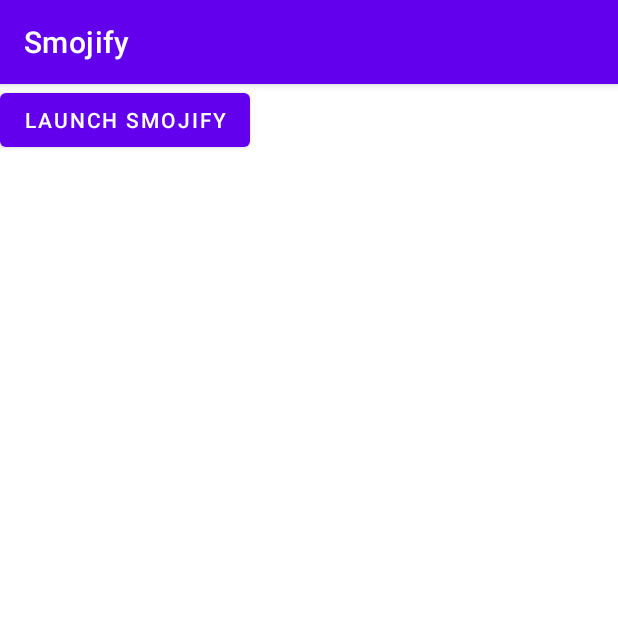
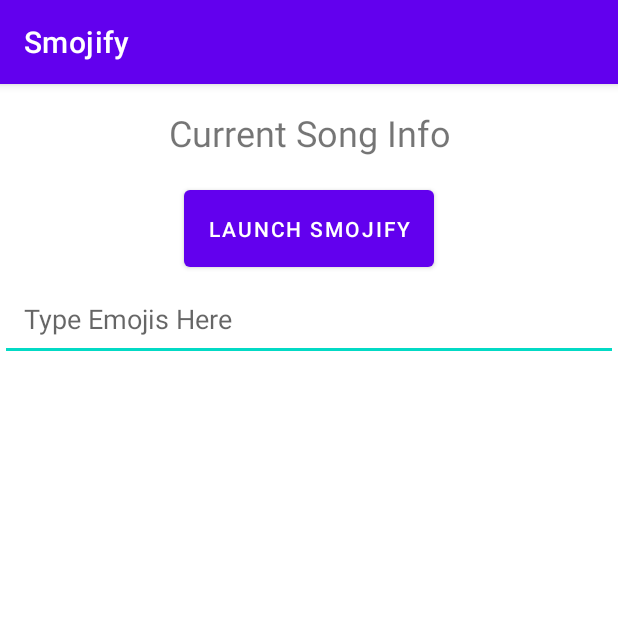
Before and after one commit to Smojify/Smojify-Android, an Android app: the screen it shows after launch (MainActivity), on a phone screen of 412 x 824 dp, the top half of it. Run offline under Robolectric (Android 15) with nearby library versions, the phone set to English and light mode, and no system bars; libraries missing offline, so code that uses them is left out: com.spotify.android, com.spotify.sdk; 2 statements that could not run were skipped.

Commit message:
add: input text mainactivity

```diff
--- a/app/src/main/java/com/smojify/smojify/Spotify.kt
+++ b/app/src/main/java/com/smojify/smojify/Spotify.kt
@@ -63,9 +63,11 @@ data class playlist_builder(val name:String, val public:Boolean, val collaborati
 data class playlist_response(val collaborative: Boolean, val description: String, val externalUrls: external_urls, val followers: followers, val href: String, val id: String, val images:List<images>, val name: String)
 data class playlists_list(val items:Array<playlist_response>)
 
-fun reactToTrack(view: View, track_uri:String, emoji:String) {
+fun reactToTrack(view: View, emoji:String) {
     Log.e("Function: ", "reactToTrack")
     Log.e("Reaction: ", emoji)
+        spotifyAppRemote?.playerApi?.playerState?.setResultCallback { playerState ->
+            val track_uri = current_trackid
             Log.e("Track: ", track_uri)
             val playlist = getplaylist(view, emoji)
             if (playlist != null) {
@@ -73,8 +75,8 @@ fun reactToTrack(view: View, track_uri:String, emoji:String) {
             } else {
                 // Log.e("Playlist Exist: ", "FALSE")
                 create_playlist(view, emoji)
-        reactToTrack(view, track_uri, emoji)
-        return
+                reactToTrack(view, emoji)
+                return@setResultCallback
             }
             val currentTrackPosition = getTrackPosition(track_uri, playlist)
             //Log.e("Playlist", playlist.toString())
@@ -89,6 +91,8 @@ fun reactToTrack(view: View, track_uri:String, emoji:String) {
             }
             LoadingScreen.hideLoading()
         }
+    }
+
 
 @OptIn(InternalAPI::class)
 fun removeTrackFromPlaylist(playlistId: String, trackUri: String, trackPosition: Int) {
@@ -312,7 +316,6 @@ object LoadingScreen {
         textView.text = text
         dialog!!.setOnShowListener { reactToTrack(
             convertView!!,
-            current_trackid,
             convertView!!.findViewById<TextView>(R.id.emoji).text.toString()
         ) }
         dialog!!.show()
--- a/app/src/main/res/layout/activity_main.xml
+++ b/app/src/main/res/layout/activity_main.xml
@@ -1,14 +1,50 @@
 <?xml version="1.0" encoding="utf-8"?>
-<RelativeLayout xmlns:android="http://schemas.android.com/apk/res/android"
+<RelativeLayout
+    xmlns:android="http://schemas.android.com/apk/res/android"
     xmlns:app="http://schemas.android.com/apk/res-auto"
     xmlns:tools="http://schemas.android.com/tools"
     android:layout_width="match_parent"
     android:layout_height="match_parent"
     tools:context=".MainActivity">
 
+    <!-- First Part: Display Current Song Info -->
+    <TextView
+        android:id="@+id/current_song_info"
+        android:layout_width="match_parent"
+        android:layout_height="wrap_content"
+        android:layout_alignParentTop="true"
+        android:text="Current Song Info"
+        android:textAlignment="center"
+        android:textSize="24sp"
+        android:padding="16dp"/>
+
+    <!-- Second Part: Launch Button -->
     <Button
         android:id="@+id/button"
         android:layout_width="wrap_content"
         android:layout_height="wrap_content"
-        android:text="Launch Smojify" />
+        android:text="Launch Smojify"
+        android:layout_below="@+id/current_song_info"
+        android:layout_centerHorizontal="true"
+        android:padding="16dp"/>
+
+    <!-- Third Part: Text Input -->
+    <EditText
+        android:id="@+id/emoji_input"
+        android:layout_width="match_parent"
+        android:layout_height="wrap_content"
+        android:layout_below="@+id/button"
+        android:hint="Type Emojis Here"
+        android:inputType="text"
+        android:padding="16dp"/>
+
+    <!-- Fourth Part: Display Reacting Emoji -->
+    <ImageView
+        android:id="@+id/reacting_emoji"
+        android:layout_width="wrap_content"
+        android:layout_height="wrap_content"
+        android:layout_below="@+id/emoji_input"
+        android:layout_centerHorizontal="true"
+        android:padding="16dp"/>
+
 </RelativeLayout>
```
Also changed, not shown: app/src/main/java/com/smojify/smojify/MainActivity.kt (+51 -0 lines). Lines whose indentation alone changed are shown as unchanged.
